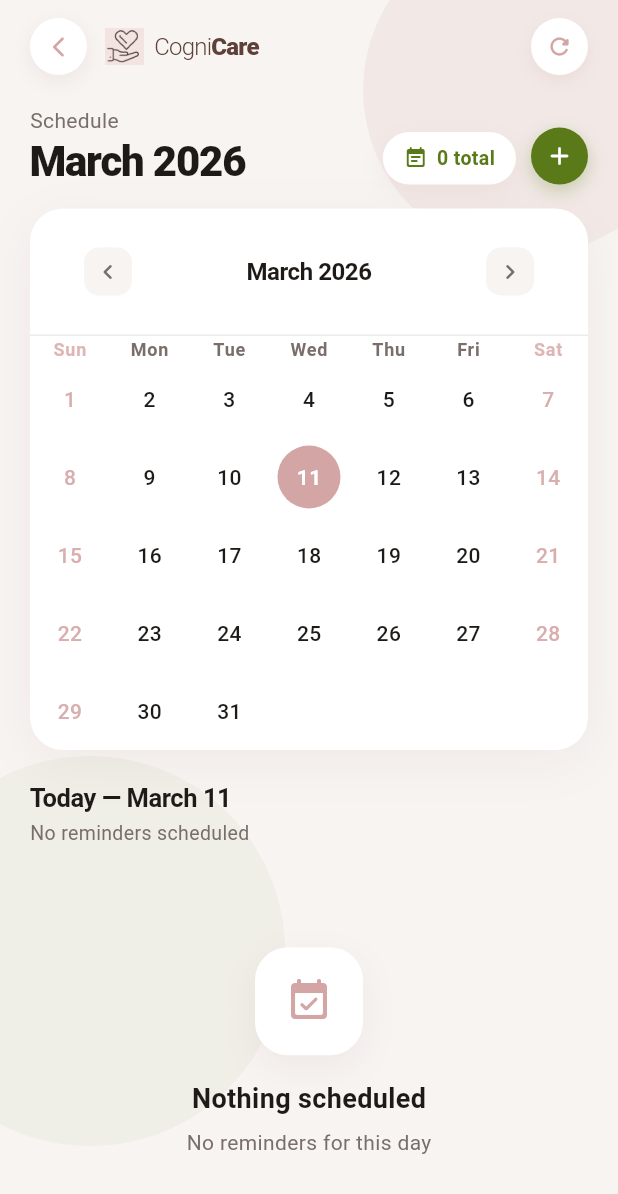
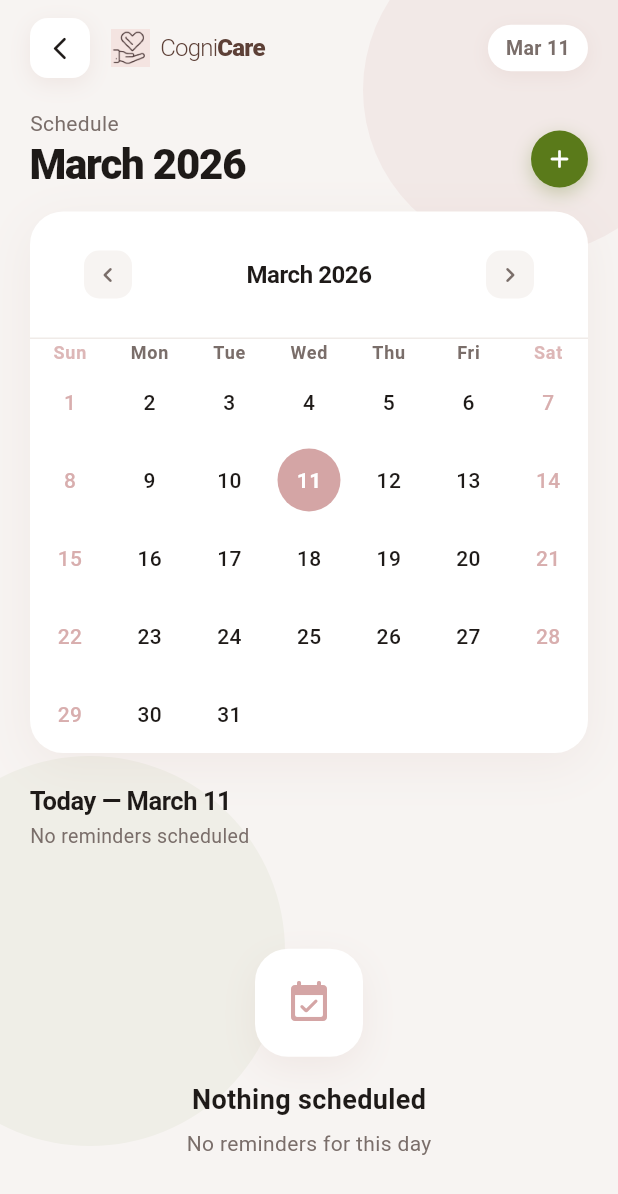
Before and after one commit to nk-glitch/cognicare, a Flutter app: the CalendarPage screen opened directly with empty values, on a phone screen of 412 x 824 dp. Shown: the top 1194 px of the screen. Run offline on Flutter 3.47's test engine with Material 3 defaults, Android fonts, the phone set to English and light mode, and no system bars; drawn by our look-alikes of table_calendar; our stand-ins replace cloud_firestore, firebase_auth, firebase_core, firebase_messaging, flutter_local_notifications, flutter_map and 4 more; missing offline and left inert: wear_plus; accounts and stored records are empty.

Commit message:
fixed tab animations on caretaker end

```diff
--- a/lib/screens/caretaker/calendar_page.dart
+++ b/lib/screens/caretaker/calendar_page.dart
@@ -209,6 +209,11 @@ class _CalendarPageState extends State<CalendarPage>
           ),
 
           SafeArea(
+            child: Column(
+              crossAxisAlignment: CrossAxisAlignment.start,
+              children: [
+                _buildTopBar(),
+                Expanded(
                   child: _isLoading
                       ? const Center(
                       child: CircularProgressIndicator(color: _accent))
@@ -216,11 +221,6 @@ class _CalendarPageState extends State<CalendarPage>
                     opacity: _fadeAnimation,
                     child: SlideTransition(
                       position: _slideAnimation,
-                child: Column(
-                  crossAxisAlignment: CrossAxisAlignment.start,
-                  children: [
-                    _buildTopBar(),
-                    Expanded(
                       child: RefreshIndicator(
                         onRefresh: _handleRefresh,
                         color: _accent,
@@ -278,11 +278,11 @@ class _CalendarPageState extends State<CalendarPage>
                         ),
                       ),
                     ),
-                  ],
-                ),
-              ),
-            ),
-          ),
+                  ),                // closes FadeTransition
+                ),                  // closes Expanded
+              ],                    // closes Column children
+            ),                      // closes Column
+          ),                        // closes SafeArea
         ],
       ),
     );
@@ -296,30 +296,32 @@ class _CalendarPageState extends State<CalendarPage>
         children: [
           // Back button
           GestureDetector(
-            onTap: () => Navigator.popUntil(context, (route) => route.settings.name == 'patientDetail'),
+            onTap: () => Navigator.pop(context),
             child: Container(
-              width: 38,
-              height: 38,
+              width: 40,
+              height: 40,
               decoration: BoxDecoration(
                 color: _card,
-                shape: BoxShape.circle,
+                borderRadius: BorderRadius.circular(12),
                 boxShadow: [
                   BoxShadow(
                     color: const Color(0xFFB07A6E).withOpacity(0.12),
-                    blurRadius: 10,
+                    blurRadius: 12,
                     offset: const Offset(0, 4),
                   ),
                 ],
               ),
               child: const Icon(Icons.arrow_back_ios_new_rounded,
-                  color: _rose, size: 16),
+                  color: _text, size: 18),
             ),
           ),
-          const SizedBox(width: 12),
+          const SizedBox(width: 14),
           // Logo + wordmark
           Row(
             children: [
-              Image.asset(
+              ColoredBox(
+                color: _bg,
+                child: Image.asset(
                   'assets/images/logo_no_text.png',
                   width: 26,
                   height: 26,
@@ -327,6 +329,7 @@ class _CalendarPageState extends State<CalendarPage>
                     Icons.favorite_rounded,
                     color: _rose,
                     size: 22,
+                  ),
                 ),
               ),
               const SizedBox(width: 7),
@@ -357,25 +360,27 @@ class _CalendarPageState extends State<CalendarPage>
             ],
           ),
           const Spacer(),
-          // Refresh
-          GestureDetector(
-            onTap: _handleRefresh,
-            child: Container(
-              width: 38,
-              height: 38,
+          // Date pill
+          Container(
+            padding: const EdgeInsets.symmetric(horizontal: 12, vertical: 6),
             decoration: BoxDecoration(
               color: _card,
-                shape: BoxShape.circle,
+              borderRadius: BorderRadius.circular(20),
               boxShadow: [
                 BoxShadow(
-                    color: const Color(0xFFB07A6E).withOpacity(0.12),
+                  color: const Color(0xFFB07A6E).withOpacity(0.10),
                   blurRadius: 10,
-                    offset: const Offset(0, 4),
+                  offset: const Offset(0, 3),
                 ),
               ],
             ),
-              child: const Icon(Icons.refresh_rounded,
-                  color: _rose, size: 18),
+            child: Text(
+              DateFormat('MMM d').format(DateTime.now()),
+              style: const TextStyle(
+                fontSize: 13,
+                fontWeight: FontWeight.w700,
+                color: _subtext,
+              ),
             ),
           ),
         ],
@@ -416,38 +421,6 @@ class _CalendarPageState extends State<CalendarPage>
               ],
             ),
           ),
-          // Event count pill
-          Container(
-            padding: const EdgeInsets.symmetric(horizontal: 14, vertical: 8),
-            decoration: BoxDecoration(
-              color: _card,
-              borderRadius: BorderRadius.circular(20),
-              boxShadow: [
-                BoxShadow(
-                  color: const Color(0xFFB07A6E).withOpacity(0.10),
-                  blurRadius: 14,
-                  offset: const Offset(0, 4),
-                ),
-              ],
-            ),
-            child: Row(
-              mainAxisSize: MainAxisSize.min,
-              children: [
-                const Icon(Icons.event_note_rounded,
-                    size: 16, color: _accent),
-                const SizedBox(width: 6),
-                Text(
-                  '${_events.values.fold(0, (s, l) => s + l.length)} total',
-                  style: const TextStyle(
-                    fontSize: 13,
-                    fontWeight: FontWeight.w700,
-                    color: _accent,
-                  ),
-                ),
-              ],
-            ),
-          ),
-          const SizedBox(width: 10),
           // Add reminder button
           GestureDetector(
             onTap: _showAddReminderDialog,
@@ -976,6 +949,7 @@ class _CalendarPageState extends State<CalendarPage>
 
 
   // ── Bottom nav (shared caretaker bar) ────────────────────────────────────
+
   Widget _buildBottomNav() {
     return Container(
       decoration: BoxDecoration(
@@ -998,18 +972,12 @@ class _CalendarPageState extends State<CalendarPage>
                 icon: Icons.home_rounded,
                 label: 'Home',
                 onTap: () {
-                  Navigator.popUntil(context, (route) => route.isFirst);
-                  Navigator.push(
-                    context,
-                    PageRouteBuilder(
-                      pageBuilder: (_, __, ___) => PatientDetailPage(
+                  Navigator.pushReplacement(context, InstantPushMaterialRoute(
+                    builder: (_) => PatientDetailPage(
                       patientId: widget.patientId,
                       patientName: _patientName,
                     ),
-                      transitionDuration: Duration.zero,
-                      reverseTransitionDuration: Duration.zero,
-                    ),
-                  );
+                  ));
                 },
               ),
               _BottomNavItem(
@@ -1022,36 +990,24 @@ class _CalendarPageState extends State<CalendarPage>
                 icon: Icons.location_on_outlined,
                 label: 'Location',
                 onTap: () {
-                  Navigator.popUntil(context, (route) => route.isFirst);
-                  Navigator.push(
-                    context,
-                    PageRouteBuilder(
-                      pageBuilder: (_, __, ___) => LocationMapPage(
+                  Navigator.pushReplacement(context, InstantPushMaterialRoute(
+                    builder: (_) => LocationMapPage(
                       patientId: widget.patientId,
                       patientName: _patientName,
                     ),
-                      transitionDuration: Duration.zero,
-                      reverseTransitionDuration: Duration.zero,
-                    ),
-                  );
+                  ));
                 },
               ),
               _BottomNavItem(
                 icon: Icons.person_outline_rounded,
                 label: 'Profile',
                 onTap: () {
-                  Navigator.popUntil(context, (route) => route.isFirst);
-                  Navigator.push(
-                    context,
-                    PageRouteBuilder(
-                      pageBuilder: (_, __, ___) => PatientProfilePage(
+                  Navigator.pushReplacement(context, InstantPushMaterialRoute(
+                    builder: (_) => PatientProfilePage(
                       patientId: widget.patientId,
                       patientName: _patientName,
                     ),
-                      transitionDuration: Duration.zero,
-                      reverseTransitionDuration: Duration.zero,
-                    ),
-                  );
+                  ));
                 },
               ),
             ],
--- a/lib/screens/caretaker/caretaker_home_page.dart
+++ b/lib/screens/caretaker/caretaker_home_page.dart
@@ -287,7 +287,9 @@ class _CaretakerHomePageState extends State<CaretakerHomePage>
           // Logo + wordmark
           Row(
             children: [
-              Image.asset(
+              ColoredBox(
+                color: _bg,
+                child: Image.asset(
                   'assets/images/logo_no_text.png',
                   width: 26,
                   height: 26,
@@ -295,6 +297,7 @@ class _CaretakerHomePageState extends State<CaretakerHomePage>
                     Icons.favorite_rounded,
                     color: _rose,
                     size: 22,
+                  ),
                 ),
               ),
               const SizedBox(width: 7),
@@ -539,6 +542,7 @@ class _CaretakerHomePageState extends State<CaretakerHomePage>
               onTap: () => Navigator.push(
                 context,
                 MaterialPageRoute(
+                  settings: const RouteSettings(name: '/patient_detail'),
                   builder: (_) => PatientDetailPage(
                     patientId: patients[i]['patientId'] as String,
                     patientName: patients[i]['name'] as String,
```
Also changed, not shown: lib/screens/caretaker/location_map_page.dart (+48 -67 lines), lib/screens/caretaker/patient_detail_page.dart (+41 -15 lines), lib/screens/caretaker/patient_profile_page.dart (+34 -17 lines). Lines whose indentation alone changed are shown as unchanged.
